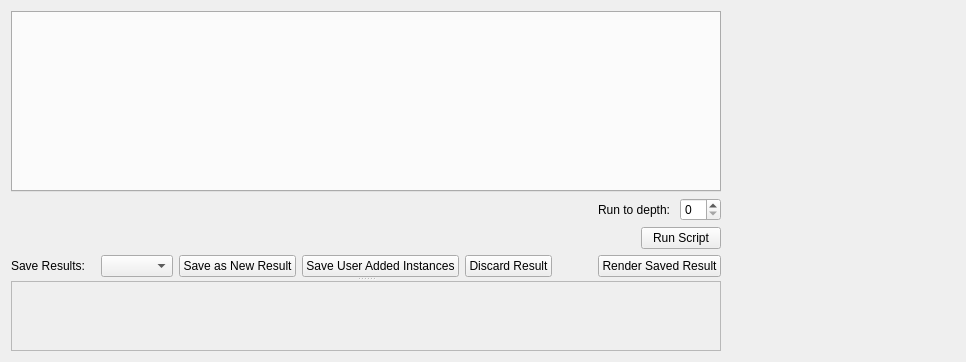
Binyamin-Brion/L-System-Visualizer, file GUI/L_System/scriptTabWidget.ui: the form before one commit.
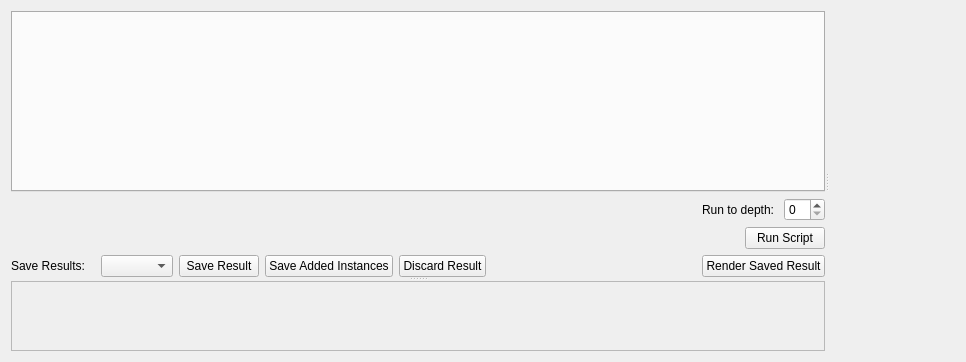
The form after the commit. Custom widgets are drawn as their Qt base class.

Commit message: - The history of user action in the render is tracked, and the user can now undo actions that they have performed.

```diff
--- a/GUI/L_System/scriptTabWidget.ui
+++ b/GUI/L_System/scriptTabWidget.ui
@@ -15,6 +15,11 @@
   </property>
   <layout class="QVBoxLayout" name="verticalLayout_2">
    <item>
+    <widget class="QSplitter" name="splitter_2">
+     <property name="orientation">
+      <enum>Qt::Horizontal</enum>
+     </property>
+     <widget class="QWidget" name="layoutWidget">
     <layout class="QHBoxLayout" name="horizontalLayout_4">
      <item>
       <widget class="QSplitter" name="splitter">
@@ -92,14 +97,14 @@
            <item>
             <widget class="QPushButton" name="saveResultButton">
              <property name="text">
-              <string>Save as New Result</string>
+                <string>Save Result</string>
              </property>
             </widget>
            </item>
            <item>
             <widget class="QPushButton" name="saveUserAddedInstancesButton">
              <property name="text">
-              <string>Save User Added Instances</string>
+                <string>Save Added Instances</string>
              </property>
             </widget>
            </item>
@@ -143,7 +148,7 @@
           <rect>
            <x>0</x>
            <y>0</y>
-           <width>753</width>
+             <width>793</width>
            <height>68</height>
           </rect>
          </property>
@@ -151,10 +156,10 @@
        </widget>
       </widget>
      </item>
-     <item>
+      </layout>
+     </widget>
       <widget class="GUI::OpenGL::RenderResultWidget" name="renderResultWidget" native="true"/>
-     </item>
-    </layout>
+    </widget>
    </item>
   </layout>
  </widget>
```
Lines whose indentation alone changed are shown as unchanged. The commit also changes 13 other files.
